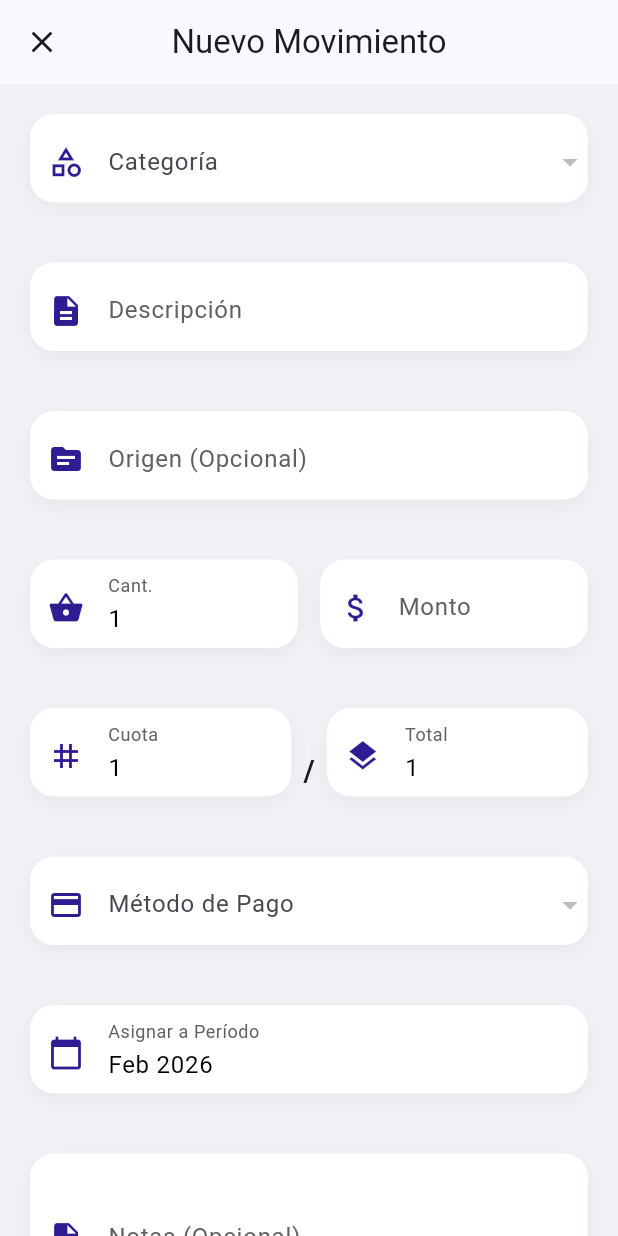
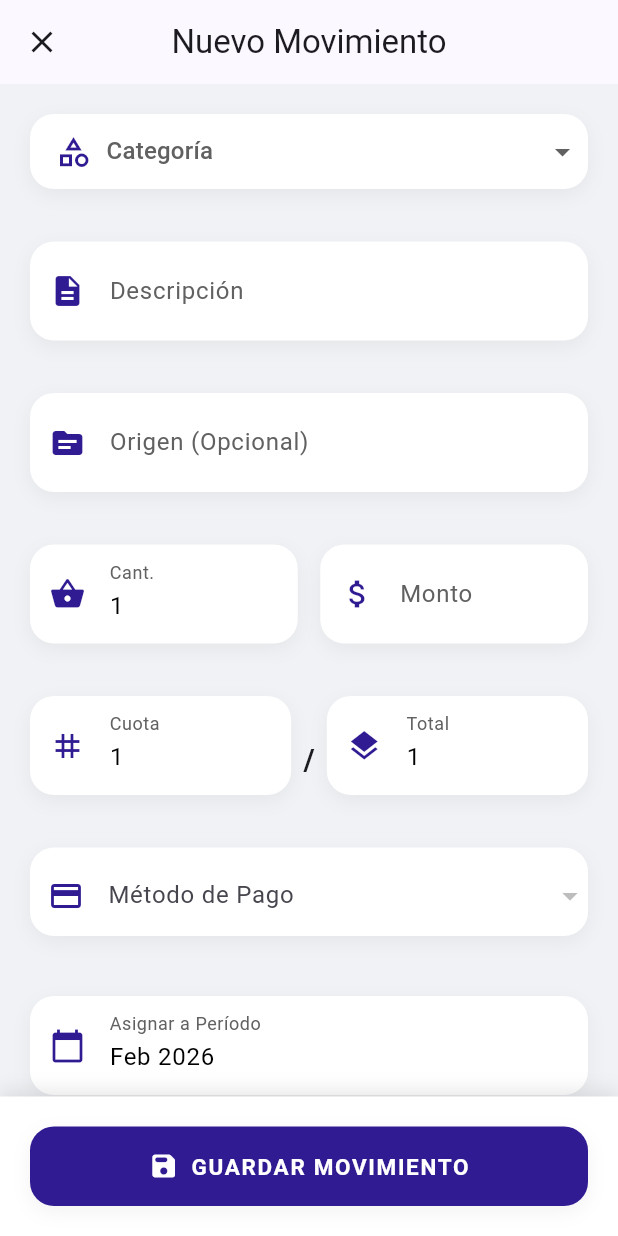
Before and after one commit to pprtrdd/fe-cashify, a Flutter app: the MovementFormScreen screen opened directly, on a phone screen of 412 x 824 dp. Run offline on Flutter 3.47's test engine with Material 3 defaults, Android fonts, the phone set to English and light mode, and no system bars; our stand-ins replace cloud_firestore, equatable, firebase_auth, firebase_core, get_it, package_info_plus; accounts and stored records are empty; statements that could not run were skipped.

Commit message:
refactor: Convert form widgets to `FormField` and introduce a mixin for managing error states.

```diff
--- /dev/null
+++ b/lib/features/shared/mixins/form_field_error_state_mixin.dart
@@ -0,0 +1,23 @@
+import 'package:flutter/widgets.dart';
+
+mixin FormFieldErrorStateMixin<T> on FormFieldState<T> {
+  bool _isErrorHidden = false;
+
+  @override
+  bool validate() {
+    setState(() {
+      _isErrorHidden = false;
+    });
+    return super.validate();
+  }
+
+  void hideError() {
+    if (hasError && !_isErrorHidden) {
+      setState(() {
+        _isErrorHidden = true;
+      });
+    }
+  }
+
+  bool get isErrorVisible => !_isErrorHidden;
+}
--- a/lib/features/transaction/presentation/pages/movement_form_screen.dart
+++ b/lib/features/transaction/presentation/pages/movement_form_screen.dart
@@ -131,7 +131,10 @@ class _MovementFormScreenState extends State<MovementFormScreen> {
       ),
       body: Consumer<MovementProvider>(
         builder: (context, provider, child) {
-          return SingleChildScrollView(
+          return Column(
+            children: [
+              Expanded(
+                child: SingleChildScrollView(
                   padding: const EdgeInsets.all(20.0),
                   child: Form(
                     key: _formKey,
@@ -141,7 +144,8 @@ class _MovementFormScreenState extends State<MovementFormScreen> {
                         CategoryDropdownField(
                           value: _selectedCategory,
                           provider: provider,
-                    onChanged: (val) => setState(() => _selectedCategory = val),
+                          onChanged: (val) =>
+                              setState(() => _selectedCategory = val),
                         ),
                         const SizedBox(height: 15),
                         CustomTextField(
@@ -181,13 +185,31 @@ class _MovementFormScreenState extends State<MovementFormScreen> {
                         const SizedBox(height: 20),
                         _buildStatusSwitch(),
                         const SizedBox(height: 30),
-                  SaveButton(
+                      ],
+                    ),
+                  ),
+                ),
+              ),
+              Container(
+                padding: const EdgeInsets.all(20),
+                decoration: BoxDecoration(
+                  color: AppColors.surface,
+                  boxShadow: [
+                    BoxShadow(
+                      color: AppColors.shadow.withValues(alpha: 0.1),
+                      offset: const Offset(0, -4),
+                      blurRadius: 10,
+                    ),
+                  ],
+                ),
+                child: SafeArea(
+                  child: SaveButton(
                     isLoading: provider.isLoading,
                     onPressed: () => _save(context),
                   ),
-                ],
                 ),
               ),
+            ],
           );
         },
       ),
--- a/lib/features/transaction/presentation/widgets/category_dropdown_field.dart
+++ b/lib/features/transaction/presentation/widgets/category_dropdown_field.dart
@@ -1,29 +1,26 @@
+import '../providers/movement_provider.dart';
 import 'package:cashify/core/theme/app_colors.dart';
+import 'package:cashify/features/shared/mixins/form_field_error_state_mixin.dart';
 import 'package:flutter/material.dart';
-import '../providers/movement_provider.dart';
 
-class CategoryDropdownField extends StatelessWidget {
-  final String? value;
+class CategoryDropdownField extends FormField<String> {
   final MovementProvider provider;
   final ValueChanged<String?> onChanged;
 
-  const CategoryDropdownField({
+  CategoryDropdownField({
     super.key,
-    required this.value,
+    required String? value,
     required this.provider,
     required this.onChanged,
-  });
-
-  @override
-  Widget build(BuildContext context) {
-    return Stack(
+  }) : super(
+         initialValue: value,
+         validator: (v) => v == null ? "Selecciona una categoría" : null,
+         builder: (FormFieldState<String> fieldState) {
+           final state = fieldState as _CategoryDropdownFieldState;
+           return Column(
+             crossAxisAlignment: CrossAxisAlignment.start,
              children: [
-        Positioned(
-          top: 0,
-          left: 0,
-          right: 0,
-          bottom: 25,
-          child: Container(
+               Container(
                  decoration: BoxDecoration(
                    color: AppColors.surface,
                    borderRadius: BorderRadius.circular(16),
@@ -34,37 +31,38 @@ class CategoryDropdownField extends StatelessWidget {
                        offset: const Offset(0, 4),
                      ),
                    ],
+                   border: Border.all(
+                     color: state.hasError && state.isErrorVisible
+                         ? AppColors.danger
+                         : Colors.transparent,
+                     width: 1.0,
                    ),
                  ),
+                 child: DropdownButtonHideUnderline(
+                   child: ButtonTheme(
+                     alignedDropdown: true,
+                     child: DropdownButton<String>(
+                       value: state.value,
+                       isExpanded: true,
+                       hint: Row(
+                         children: [
+                           Icon(
+                             Icons.category_outlined,
+                             color: state.hasError && state.isErrorVisible
+                                 ? AppColors.danger
+                                 : AppColors.primary,
                            ),
-        DropdownButtonFormField<String>(
-          initialValue: value,
-          decoration: InputDecoration(
-            labelText: provider.isLoading ? "Cargando..." : "Categoría",
-            prefixIcon: provider.isLoading
-                ? const UnconstrainedBox(
-                    child: SizedBox(
-                      width: 20,
-                      height: 20,
-                      child: CircularProgressIndicator(
-                        strokeWidth: 2,
-                        valueColor: AlwaysStoppedAnimation<Color>(
-                          AppColors.primary,
+                           const SizedBox(width: 10),
+                           Text(
+                             provider.isLoading ? "Cargando..." : "Categoría",
+                             style: TextStyle(
+                               color: state.hasError && state.isErrorVisible
+                                   ? AppColors.danger
+                                   : AppColors.textLight,
+                               fontSize: 16,
                              ),
                            ),
-                    ),
-                  )
-                : const Icon(Icons.category_outlined, color: AppColors.primary),
-            border: InputBorder.none,
-            enabledBorder: InputBorder.none,
-            focusedBorder: InputBorder.none,
-            errorBorder: InputBorder.none,
-            filled: false,
-            helperText: ' ',
-            contentPadding: const EdgeInsets.symmetric(
-              horizontal: 16,
-              vertical: 12,
-            ),
+                         ],
                        ),
                        items: provider.categories.map((cat) {
                          final bool isExpense = cat.isExpense;
@@ -86,19 +84,55 @@ class CategoryDropdownField extends StatelessWidget {
                                const SizedBox(width: 10),
                                Text(
                                  cat.name,
-                    style: const TextStyle(color: AppColors.textPrimary),
+                                 style: const TextStyle(
+                                   color: AppColors.textPrimary,
+                                 ),
                                ),
                              ],
                            ),
                          );
                        }).toList(),
-          onChanged: onChanged,
-          validator: (v) => v == null ? "Selecciona una categoría" : null,
+                       onChanged: (val) {
+                         state.didChange(val);
+                         onChanged(val);
+                       },
+                       onTap: () {
+                         state.hideError();
+                       },
                        dropdownColor: AppColors.surface,
-          iconEnabledColor: AppColors.primary,
                        borderRadius: BorderRadius.circular(16),
+                       icon: const Icon(
+                         Icons.arrow_drop_down,
+                         color: AppColors.textLight,
+                       ),
+                     ),
+                   ),
+                 ),
+               ),
+               SizedBox(
+                 height: 20,
+                 child: Padding(
+                   padding: const EdgeInsets.only(left: 16, top: 4),
+                   child: Text(
+                     (state.hasError && state.isErrorVisible)
+                         ? state.errorText!
+                         : "",
+                     style: const TextStyle(
+                       color: AppColors.danger,
+                       fontSize: 12,
+                       height: 1.0,
+                     ),
+                   ),
+                 ),
                ),
              ],
            );
+         },
+       );
+
+  @override
+  FormFieldState<String> createState() => _CategoryDropdownFieldState();
 }
-}
+
+class _CategoryDropdownFieldState extends FormFieldState<String>
+    with FormFieldErrorStateMixin<String> {}
--- a/lib/features/transaction/presentation/widgets/custom_text_field.dart
+++ b/lib/features/transaction/presentation/widgets/custom_text_field.dart
@@ -1,42 +1,50 @@
 import 'package:cashify/core/theme/app_colors.dart';
+import 'package:cashify/features/shared/mixins/form_field_error_state_mixin.dart';
 import 'package:flutter/material.dart';
 
-class CustomTextField extends StatelessWidget {
+class CustomTextField extends FormField<String> {
   final TextEditingController controller;
   final String label;
   final IconData icon;
-  final Color accentColor;
-  final bool isRequired;
   final bool isNumeric;
   final int maxLines;
   final bool readOnly;
   final VoidCallback? onTap;
-  final String? Function(String?)? validator;
 
-  const CustomTextField({
+  CustomTextField({
     super.key,
     required this.controller,
     required this.label,
     required this.icon,
-    this.accentColor = AppColors.primary,
-    this.isRequired = true,
+    bool isRequired = true,
     this.isNumeric = false,
     this.maxLines = 1,
     this.readOnly = false,
     this.onTap,
-    this.validator,
-  });
-
-  @override
-  Widget build(BuildContext context) {
-    return Stack(
+    String? Function(String?)? validator,
+  }) : super(
+         initialValue: controller.text,
+         validator: (value) {
+           if (!isRequired && (value == null || value.isEmpty)) return null;
+           if (isRequired && (value == null || value.isEmpty)) {
+             return "Campo requerido";
+           }
+           if (isNumeric && value != null && value.isNotEmpty) {
+             if (double.tryParse(value.replaceAll(',', '.')) == null) {
+               return "Número inválido";
+             }
+           }
+           if (validator != null) {
+             return validator(value);
+           }
+           return null;
+         },
+         builder: (FormFieldState<String> fieldState) {
+           final state = fieldState as _CustomTextFieldState;
+           return Column(
+             crossAxisAlignment: CrossAxisAlignment.start,
              children: [
-        Positioned(
-          top: 0,
-          left: 0,
-          right: 0,
-          bottom: 25,
-          child: Container(
+               Container(
                  decoration: BoxDecoration(
                    color: AppColors.surface,
                    borderRadius: BorderRadius.circular(16),
@@ -47,36 +55,42 @@ class CustomTextField extends StatelessWidget {
                        offset: const Offset(0, 4),
                      ),
                    ],
+                   border: Border.all(
+                     color: state.hasError && state.isErrorVisible
+                         ? AppColors.danger
+                         : Colors.transparent,
+                     width: 1.0,
                    ),
                  ),
-        ),
-        TextFormField(
+                 child: TextField(
                    controller: controller,
+                   onChanged: (text) {
+                     state.didChange(text);
+                   },
                    keyboardType: isNumeric
                        ? const TextInputType.numberWithOptions(decimal: true)
                        : TextInputType.text,
                    readOnly: readOnly,
-          onTap: onTap,
+                   onTap: () {
+                     state.hideError();
+                     onTap?.call();
+                   },
                    maxLines: maxLines,
                    style: const TextStyle(color: AppColors.textPrimary),
-          validator: (value) {
-            if (!isRequired && (value == null || value.isEmpty)) return null;
-            if (isRequired && (value == null || value.isEmpty)) {
-              return "Campo requerido";
-            }
-            if (isNumeric && value != null && value.isNotEmpty) {
-              if (double.tryParse(value.replaceAll(',', '.')) == null) {
-                return "Número inválido";
-              }
-            }
-            return validator?.call(value);
-          },
                    decoration: InputDecoration(
                      labelText: isRequired ? label : "$label (Opcional)",
-            labelStyle: TextStyle(color: AppColors.textLight),
-            prefixIcon: Icon(icon, color: AppColors.primary),
+                     labelStyle: TextStyle(
+                       color: state.hasError && state.isErrorVisible
+                           ? AppColors.danger
+                           : AppColors.textLight,
+                     ),
+                     prefixIcon: Icon(
+                       icon,
+                       color: state.hasError && state.isErrorVisible
+                           ? AppColors.danger
+                           : AppColors.primary,
+                     ),
                      filled: false,
-            helperText: ' ',
                      border: InputBorder.none,
                      enabledBorder: InputBorder.none,
                      focusedBorder: InputBorder.none,
@@ -87,7 +101,31 @@ class CustomTextField extends StatelessWidget {
                      ),
                    ),
                  ),
+               ),
+               SizedBox(
+                 height: 20,
+                 child: Padding(
+                   padding: const EdgeInsets.only(left: 16, top: 4),
+                   child: Text(
+                     (state.hasError && state.isErrorVisible)
+                         ? state.errorText!
+                         : "",
+                     style: const TextStyle(
+                       color: AppColors.danger,
+                       fontSize: 12,
+                       height: 1.0,
+                     ),
+                   ),
+                 ),
+               ),
              ],
            );
+         },
+       );
+
+  @override
+  FormFieldState<String> createState() => _CustomTextFieldState();
 }
-}
+
+class _CustomTextFieldState extends FormFieldState<String>
+    with FormFieldErrorStateMixin<String> {}
```
Lines whose indentation alone changed are shown as unchanged.
